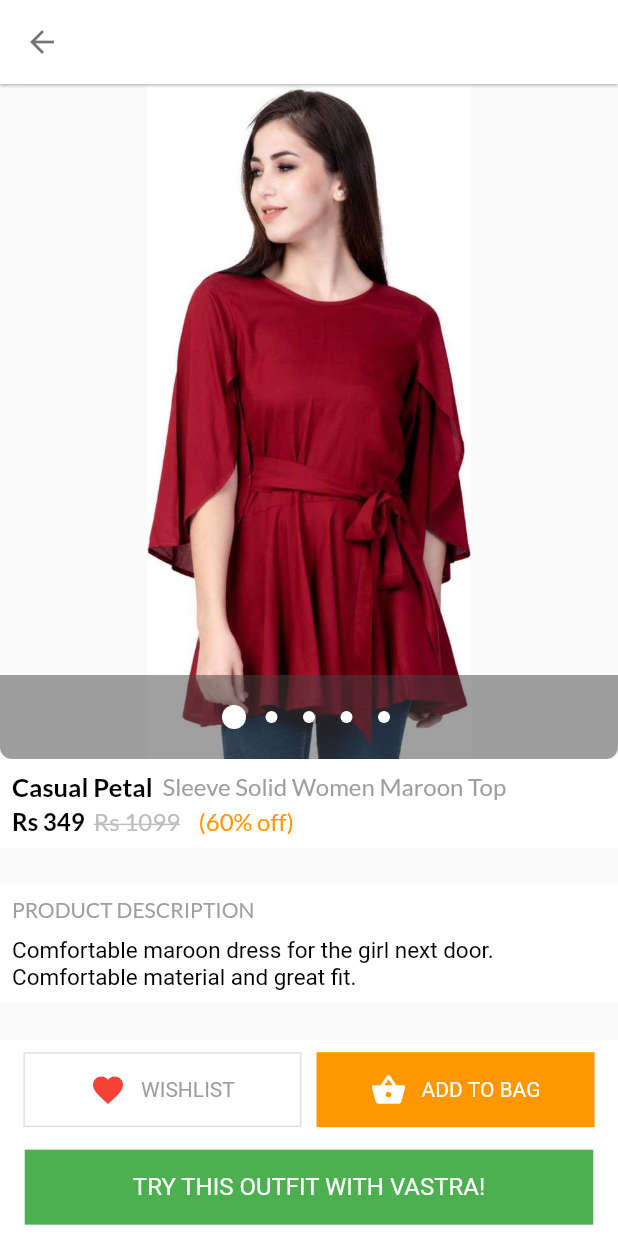
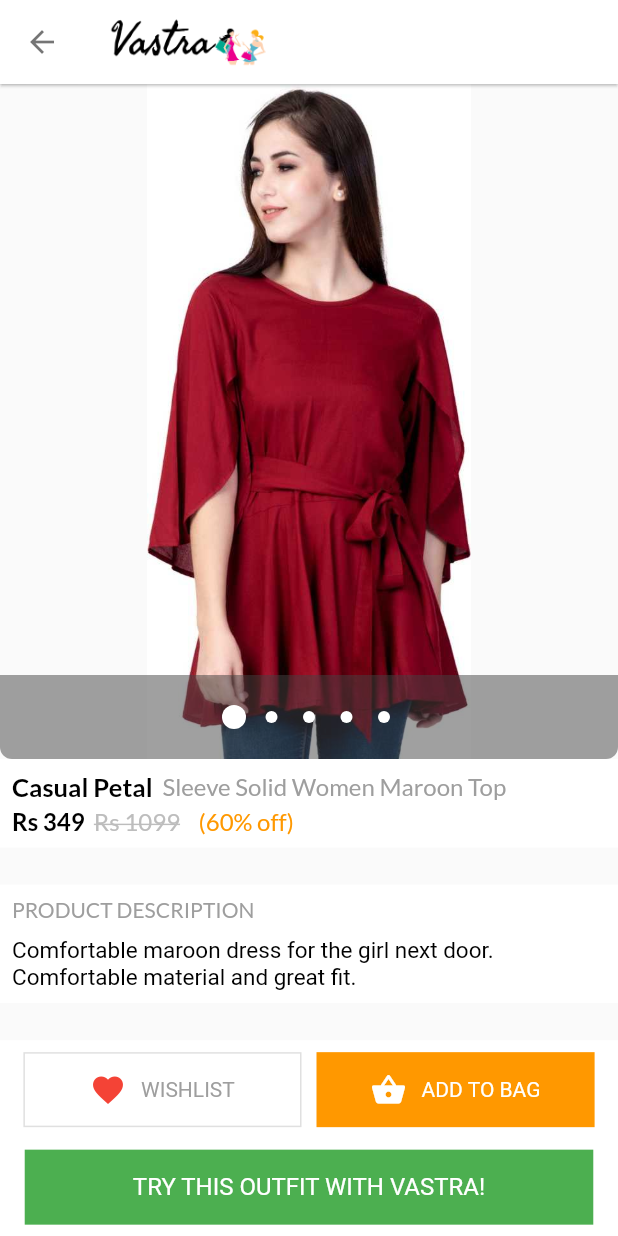
Before and after one commit to snath99920/TPE-Hackathon-VASTRA-demo, a Flutter app: the screen it shows after launch, scrolled down 566 dp, after a tap on "Casual Petal", on a phone screen of 412 x 824 dp. Run offline on Flutter 3.47's test engine with Material 2 defaults, Android fonts, the phone set to English and light mode, and no system bars; drawn by our look-alikes of carousel_pro; our stand-ins replace google_fonts.

Commit message:
Added splash and final screen and logo

```diff
--- a/lib/main.dart
+++ b/lib/main.dart
@@ -1,4 +1,5 @@
 import 'package:flutter/material.dart';
+import 'package:myapp/views/splash.dart';
 // import 'package:myapp/views/homepage.dart';
 import 'package:myapp/widgets/bottomnavbar.dart';
 
@@ -17,7 +18,7 @@ class MyApp extends StatelessWidget {
         primarySwatch: Colors.blue,
         visualDensity: VisualDensity.adaptivePlatformDensity,
       ),
-      home: MyCustomBottomNavigationBar(),
+      home: SplashScreen(),
     );
   }
 }
--- /dev/null
+++ b/lib/views/splash.dart
@@ -0,0 +1,82 @@
+import 'dart:async';
+import 'package:flutter/material.dart';
+import 'package:myapp/widgets/bottomnavbar.dart';
+
+class SplashScreen extends StatefulWidget {
+  @override
+  _SplashScreenState createState() => _SplashScreenState();
+}
+
+class _SplashScreenState extends State<SplashScreen> {
+  @override
+  void initState() {
+    Timer(
+        Duration(seconds: 3),
+        () => (Navigator.pushReplacement(
+            context,
+            MaterialPageRoute(
+                builder: (context) => MyCustomBottomNavigationBar()))));
+    super.initState();
+  }
+
+  @override
+  Widget build(BuildContext context) {
+    return Scaffold(
+      body: Stack(
+        fit: StackFit.expand,
+        children: [
+          Container(
+            decoration: BoxDecoration(
+              color: Colors.white,
+              // gradient: LinearGradient(
+              //   colors: [
+              //     new Color(0xff29dfb7),
+              //     new Color(0xff3ec7fd),
+              //   ],
+              //   begin: Alignment.bottomRight,
+              //   end: Alignment.topLeft,
+              // ),
+            ),
+          ),
+          Column(
+            mainAxisAlignment: MainAxisAlignment.center,
+            children: [
+              SizedBox(
+                height: MediaQuery.of(context).size.height * 0.45,
+              ),
+              CircleAvatar(
+                backgroundColor: Colors.white,
+                radius: 75.0,
+                child: Image.asset(
+                  'assets/icon/icon.png',
+                  height: 80.0,
+                ),
+              ),
+              SizedBox(
+                height: MediaQuery.of(context).size.height * 0.02,
+              ),
+              // Text(
+              //   "Vastra",
+              //   style: TextStyle(
+              //       color: Colors.white,
+              //       fontSize: 30.0,
+              //       fontWeight: FontWeight.w500),
+              // ),
+              Spacer(),
+              Text(
+                "Made with love in India",
+                style: TextStyle(
+                  color: Colors.white,
+                  fontSize: 10.0,
+                ),
+              ),
+              SizedBox(
+                height: MediaQuery.of(context).size.height * 0.1,
+              ),
+            ],
+          ),
+        ],
+      ),
+    );
+  }
+}
--- a/lib/widgets/widgets.dart
+++ b/lib/widgets/widgets.dart
@@ -2,14 +2,14 @@ import 'package:flutter/material.dart';
 
 Widget appBar(BuildContext context) {
   return Container(
-    child: CircleAvatar(
-      radius: 25.0,
-      backgroundColor: Colors.white,
-      // child: Image.asset(
-      //   'assets/icon/U.png',
-      //   height: 35,
-      // ),
+    // child: CircleAvatar(
+    // radius: 25.0,
+    // backgroundColor: Colors.white,
+    child: Image.asset(
+      'assets/icon/icon2.png',
+      height: 35,
     ),
+    // ),
   );
 }
 
--- a/pubspec.yaml
+++ b/pubspec.yaml
@@ -52,6 +52,10 @@ flutter:
     - assets/images/m42.jpeg
     - assets/images/m43.jpeg
     - assets/images/m44.jpeg
+    - assets/images/analyze.jpeg
+    - assets/icon/icon.png
+    - assets/icon/icon2.png
+
 
   # An image asset can refer to one or more resolution-specific "variants", see
   # https://flutter.dev/assets-and-images/#resolution-aware.
```
Also changed, not shown: lib/views/vastraanalyze.dart (added, +67 -0 lines), lib/views/vastramain.dart (+10 -1 lines), assets/icon/icon.png (added), assets/icon/icon2.png (added), assets/images/analyze.jpeg (added).
